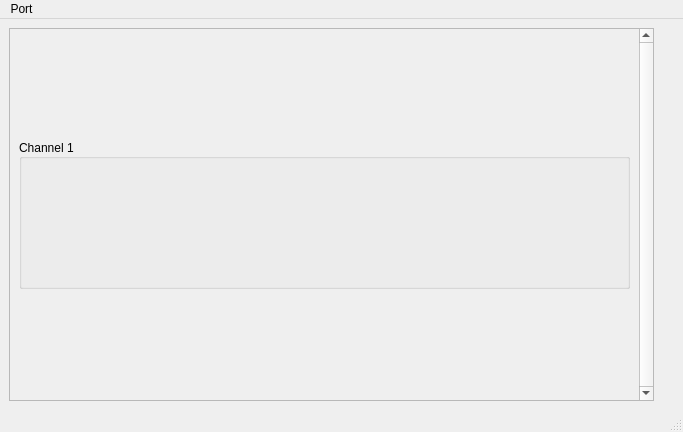
Old version of the form mainwindow.ui in the repository Kortepk/Oscillo-Parser.
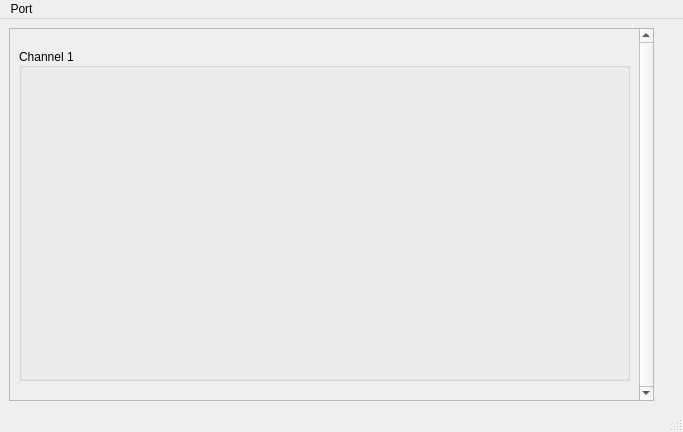
New version of the form.

Diff of the .ui file:
```diff
--- a/mainwindow.ui
+++ b/mainwindow.ui
@@ -91,7 +91,7 @@
             <property name="minimumSize">
              <size>
               <width>0</width>
-              <height>150</height>
+              <height>333</height>
              </size>
             </property>
             <property name="title">
```
